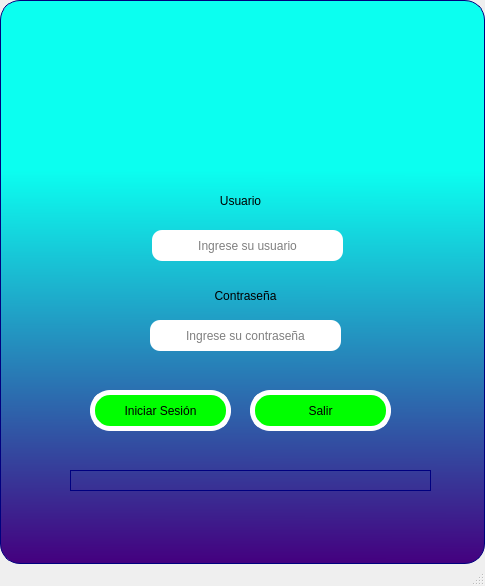
The window that Desarrollo de Interfaces/FinalProject/login.ui (LuisHL7/DAM2-3TRIM) describes before a commit, drawn with Qt 5.
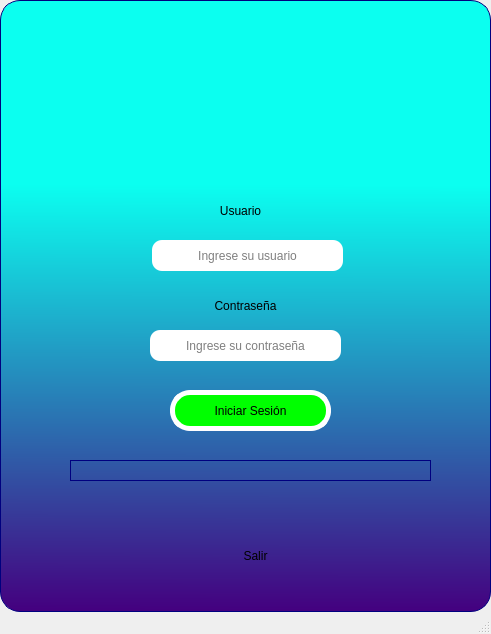
The same window after the commit. Icons and pictures are not drawn.

Commit message: LOGIN FINISHED, MAIN MEDIUM

Diff of the .ui file:
```diff
--- a/Desarrollo de Interfaces/FinalProject/login.ui
+++ b/Desarrollo de Interfaces/FinalProject/login.ui
@@ -6,8 +6,8 @@
    <rect>
     <x>0</x>
     <y>0</y>
-    <width>485</width>
-    <height>586</height>
+    <width>491</width>
+    <height>634</height>
    </rect>
   </property>
   <property name="windowTitle">
@@ -47,10 +47,10 @@
       <widget class="QLabel" name="label">
        <property name="geometry">
         <rect>
-         <x>130</x>
+         <x>140</x>
          <y>0</y>
-         <width>211</width>
-         <height>231</height>
+         <width>201</width>
+         <height>211</height>
         </rect>
        </property>
        <property name="autoFillBackground">
@@ -77,7 +77,7 @@
        <property name="geometry">
         <rect>
          <x>200</x>
-         <y>190</y>
+         <y>200</y>
          <width>81</width>
          <height>21</height>
         </rect>
@@ -98,7 +98,7 @@
        <property name="geometry">
         <rect>
          <x>190</x>
-         <y>280</y>
+         <y>290</y>
          <width>111</width>
          <height>31</height>
         </rect>
@@ -119,7 +119,7 @@
        <property name="geometry">
         <rect>
          <x>152</x>
-         <y>230</y>
+         <y>240</y>
          <width>191</width>
          <height>31</height>
         </rect>
@@ -137,10 +137,13 @@
        </property>
       </widget>
       <widget class="QLineEdit" name="TxtPassword">
+       <property name="enabled">
+        <bool>true</bool>
+       </property>
        <property name="geometry">
         <rect>
          <x>150</x>
-         <y>320</y>
+         <y>330</y>
          <width>191</width>
          <height>31</height>
         </rect>
@@ -150,6 +153,9 @@
 border-radius:10px;
 border:none</string>
        </property>
+       <property name="echoMode">
+        <enum>QLineEdit::Password</enum>
+       </property>
        <property name="alignment">
         <set>Qt::AlignCenter</set>
        </property>
@@ -160,9 +166,9 @@
       <widget class="QPushButton" name="ButLogin">
        <property name="geometry">
         <rect>
-         <x>90</x>
+         <x>170</x>
          <y>390</y>
-         <width>141</width>
+         <width>161</width>
          <height>41</height>
         </rect>
        </property>
@@ -187,7 +193,7 @@
        <property name="geometry">
         <rect>
          <x>70</x>
-         <y>470</y>
+         <y>460</y>
          <width>361</width>
          <height>21</height>
         </rect>
@@ -214,17 +220,17 @@
       <widget class="QPushButton" name="ButClose">
        <property name="geometry">
         <rect>
-         <x>250</x>
-         <y>390</y>
-         <width>141</width>
-         <height>41</height>
+         <x>210</x>
+         <y>540</y>
+         <width>91</width>
+         <height>31</height>
         </rect>
        </property>
        <property name="styleSheet">
         <string notr="true">QPushButton{
-background-color: rgb(0, 255, 0);
+background-color: rgb(0, 0, 0, 0%);
 font: 75 12pt &quot;MS Shell Dlg 2&quot;;
-border:5px solid #ffffff;
+border:0px;
 }
 
 QPushButton:hover{
@@ -237,6 +243,33 @@
         <string>Salir</string>
        </property>
       </widget>
+      <widget class="QLabel" name="LbLoad">
+       <property name="geometry">
+        <rect>
+         <x>220</x>
+         <y>510</y>
+         <width>81</width>
+         <height>20</height>
+        </rect>
+       </property>
+       <property name="font">
+        <font>
+         <family>Arial</family>
+         <pointsize>11</pointsize>
+         <weight>9</weight>
+         <italic>false</italic>
+         <bold>false</bold>
+        </font>
+       </property>
+       <property name="styleSheet">
+        <string notr="true">background-color: rgba(0, 0, 0,0%);
+font: 75 11pt &quot;Arial&quot;;
+border:none</string>
+       </property>
+       <property name="text">
+        <string/>
+       </property>
+      </widget>
      </widget>
     </item>
    </layout>
```
Left out of the diff: 14 changed lines with no effect on the pictures. The commit also changes 78 other files.
